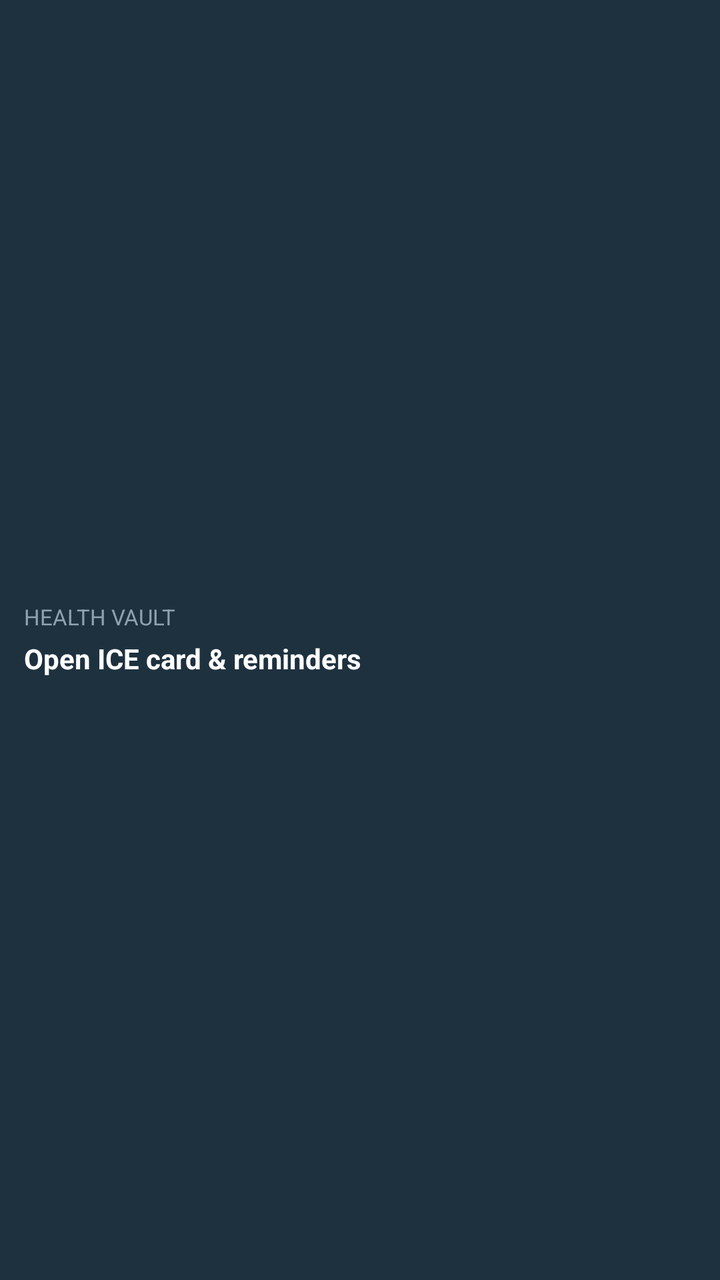
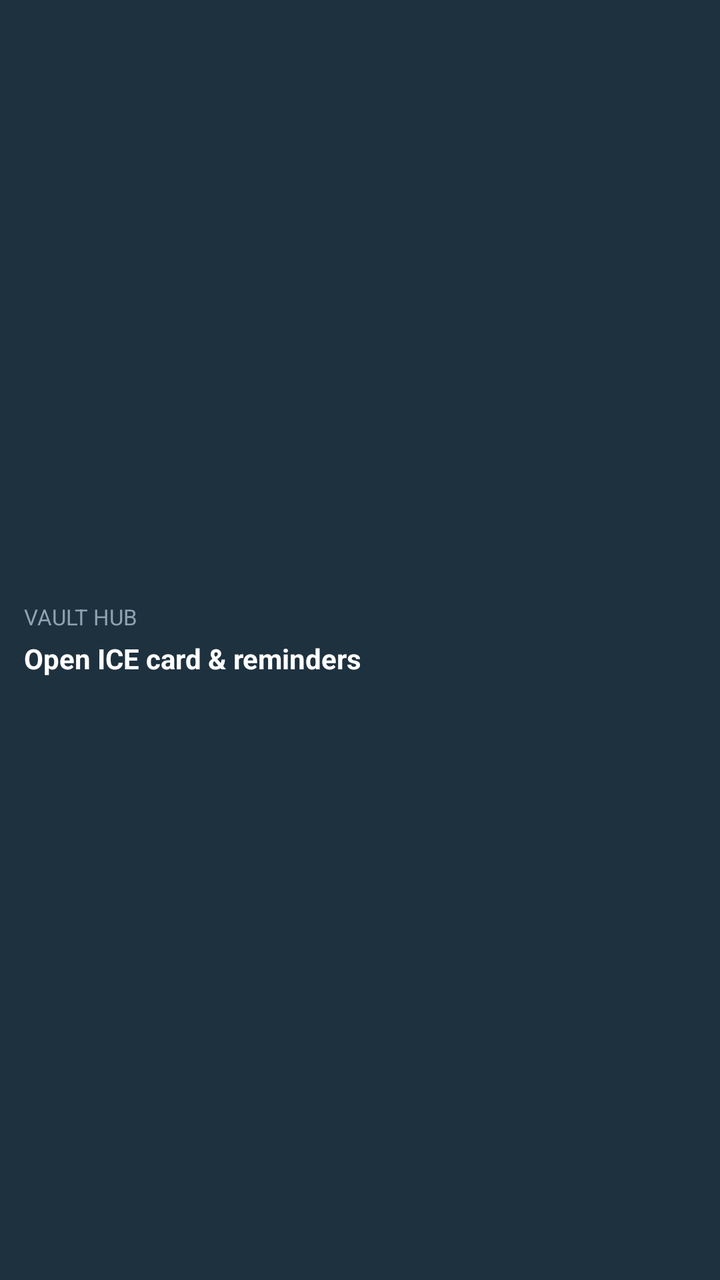

Before-and-after screenshots of an Android layout around one commit, followed by the original layout XML and the change that was made.
<!-- AndroidManifest.xml: application theme Theme.HealthVault -->
<!-- res/layout/widget_status.xml -->
<?xml version="1.0" encoding="utf-8"?>
<LinearLayout xmlns:android="http://schemas.android.com/apk/res/android"
    android:id="@+id/widget_status_root"
    android:layout_width="match_parent"
    android:layout_height="match_parent"
    android:background="#1E313F"
    android:gravity="center_vertical"
    android:orientation="vertical"
    android:padding="12dp">

    <TextView
        android:layout_width="wrap_content"
        android:layout_height="wrap_content"
        android:text="Health Vault"
        android:textAllCaps="true"
        android:textColor="#8FA2B0"
        android:textSize="11sp" />

    <TextView
        android:id="@+id/widget_status_line"
        android:layout_width="match_parent"
        android:layout_height="wrap_content"
        android:layout_marginTop="4dp"
        android:text="Open ICE card &amp; reminders"
        android:textColor="#FFFFFF"
        android:textSize="14sp"
        android:textStyle="bold" />
</LinearLayout>
<!-- resources referenced by this layout -->
<resources>
  <style name="Theme.HealthVault" parent="Theme.Material3.DayNight.NoActionBar">
          <item name="android:statusBarColor">@android:color/transparent</item>
          <item name="android:windowLightStatusBar">true</item>
      </style>
</resources>

<!-- the commit's change to res/layout/widget_status.xml (unified diff, before → after) -->
@@ -11,7 +11,7 @@
     <TextView
         android:layout_width="wrap_content"
         android:layout_height="wrap_content"
-        android:text="Health Vault"
+        android:text="Vault Hub"
         android:textAllCaps="true"
         android:textColor="#8FA2B0"
         android:textSize="11sp" />
